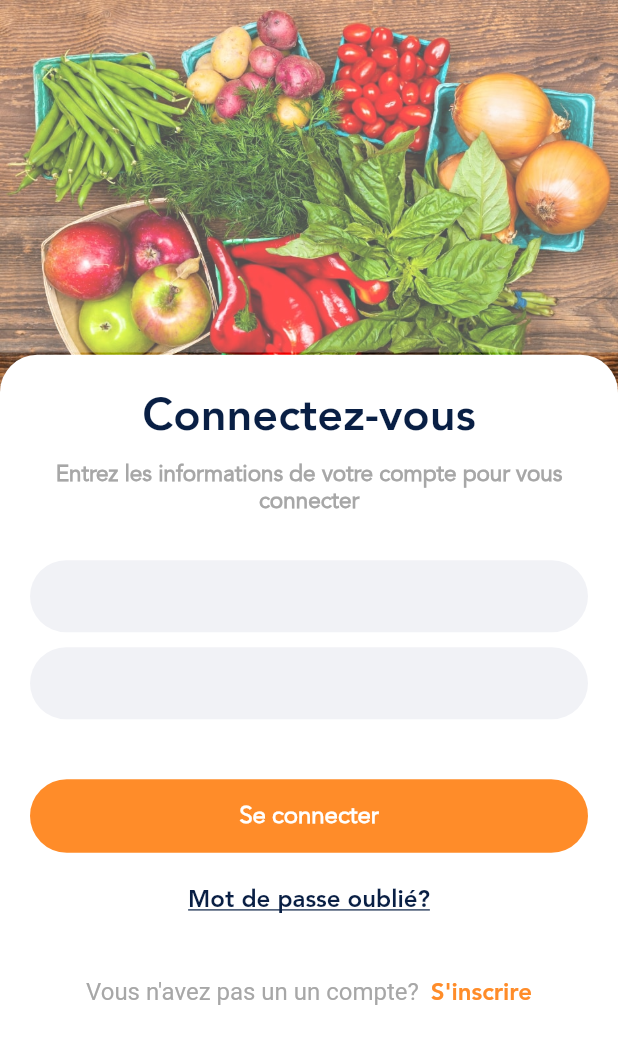
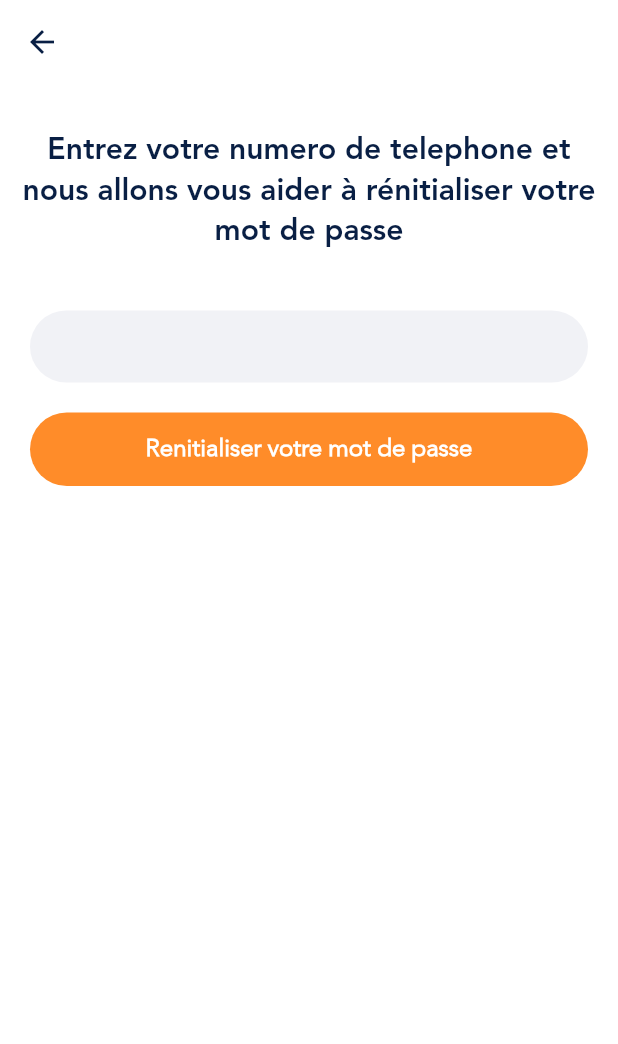
Before and after one commit to jowilf/restaurant-ui, a Flutter app: the screen it shows after launch, on a phone screen of 412 x 824 dp. Shown: the top 1044 px of the screen. Run offline on Flutter 3.47's test engine with Material 2 defaults, Android fonts, the phone set to English and light mode, and no system bars; our stand-ins replace pin_code_fields, rflutter_alert.

Commit message:
add forgot password page

```diff
--- a/lib/main.dart
+++ b/lib/main.dart
@@ -1,4 +1,5 @@
 import 'package:flutter/material.dart';
+import 'package:nekxolivro/ui/screens/ForgotPasswordPage.dart';
 import 'package:nekxolivro/ui/screens/LoginPage.dart';
 import 'package:nekxolivro/ui/screens/PhoneVerificationPage.dart';
 import 'package:nekxolivro/ui/screens/RegisterPage.dart';
@@ -52,7 +53,9 @@ class MyApp extends StatelessWidget {
     print('-----------------');
     switch (routeName) {
       case AppRoutes.root:
-        return LoginPage();
+        return ForgotPasswordPage();
+      case AppRoutes.forgotPassword:
+        return ForgotPasswordPage();
       case AppRoutes.login:
         return LoginPage();
       case AppRoutes.register:
--- /dev/null
+++ b/lib/ui/screens/ForgotPasswordPage.dart
@@ -0,0 +1,104 @@
+import 'package:flutter/cupertino.dart';
+import 'package:flutter/material.dart';
+import 'package:nekxolivro/ui/components/RoundEditText.dart';
+import 'package:nekxolivro/values/AppRoutes.dart';
+import 'package:nekxolivro/values/Palette.dart';
+import 'package:nekxolivro/values/Res.dart';
+import 'package:nekxolivro/values/StringRes.dart';
+import 'package:nekxolivro/values/Styles.dart';
+
+class ForgotPasswordPage extends StatefulWidget {
+  @override
+  State createState() => ForgotPasswordPageState();
+}
+
+class ForgotPasswordPageState extends State<ForgotPasswordPage> {
+  @override
+  Widget build(BuildContext context) {
+    return Scaffold(
+      backgroundColor: Palette.whiteBackGround,
+      body: SafeArea(
+        child: Stack(
+          children: <Widget>[
+            Container(
+              decoration: BoxDecoration(color: Colors.white),
+              height: double.infinity,
+            ),
+            SingleChildScrollView(
+              child: Column(
+                mainAxisSize: MainAxisSize.max,
+                children: <Widget>[
+                  SizedBox(
+                    height: 20,
+                  ),
+                  Container(
+                    padding: EdgeInsets.all(10),
+                    child: Text(
+                      StringRes.mot_de_passe_oublie_short_text,
+                      style: Styles.mediumBlueBlackTitle,
+                      textAlign: TextAlign.center,
+                    ),
+                  ),
+                  SizedBox(
+                    height: 30,
+                  ),
+                  RoundEditText(
+                    hintText: StringRes.phone,
+                    prefixText: StringRes.phone_code,
+                    inputType: TextInputType.phone,
+                  ),
+                  SizedBox(
+                    height: 20,
+                  ),
+                  Container(
+                    width: double.infinity,
+                    margin: EdgeInsets.symmetric(horizontal: 20),
+                    child: SizedBox(
+                      width: double.infinity,
+                      child: FlatButton(
+                          color: Palette.colorPrimary,
+                          shape: new RoundedRectangleBorder(
+                            borderRadius: new BorderRadius.circular(30),
+                          ),
+                          onPressed: () async {
+                            final result = await Navigator.pushNamed(
+                                context, AppRoutes.phoneVerification);
+                            print(result);
+                            if (result == true)
+                              Navigator.pushNamed(context, AppRoutes.login);
+                          },
+                          child: Container(
+                            padding: EdgeInsets.all(15),
+                            child: Text(
+                              StringRes.renitialiser_mot_de_passe,
+                              style: TextStyle(
+                                  color: Colors.white,
+                                  fontSize: 16,
+                                  fontFamily: StringRes.Avenir_Light,
+                                  fontWeight: FontWeight.bold),
+                            ),
+                          )),
+                    ),
+                  ),
+                ],
+              ),
+            ),
+          ],
+        ),
+      ),
+      appBar: AppBar(
+          centerTitle: false,
+          automaticallyImplyLeading: true,
+          elevation: 0.0,
+          backgroundColor: Colors.white,
+          title: Text(""),
+          leading: IconButton(
+            icon: Icon(
+              Res.backIcon,
+              color: Palette.colorBlueBlack,
+            ),
+            onPressed: () => Navigator.pop(context),
+          )),
+    );
+  }
+}
--- a/lib/ui/screens/LoginPage.dart
+++ b/lib/ui/screens/LoginPage.dart
@@ -120,7 +120,7 @@ class LoginPageState extends State<LoginPage> {
                             Material(
                               color: Colors.transparent,
                               child: InkWell(
-                                  onTap: () => null,
+                                  onTap: () => Navigator.pushNamed(context, AppRoutes.forgotPassword),
                                   child: Container(
                                     padding: EdgeInsets.all(10),
                                     child: Text(
--- a/lib/ui/screens/PhoneVerificationPage.dart
+++ b/lib/ui/screens/PhoneVerificationPage.dart
@@ -1,6 +1,5 @@
 import 'package:flutter/cupertino.dart';
 import 'package:flutter/material.dart';
-import 'package:nekxolivro/values/AppRoutes.dart';
 import 'package:nekxolivro/values/Palette.dart';
 import 'package:nekxolivro/values/Res.dart';
 import 'package:nekxolivro/values/StringRes.dart';
@@ -111,7 +110,7 @@ class PhoneVerificationPageState extends State<PhoneVerificationPage> {
                       shape: new RoundedRectangleBorder(
                         borderRadius: new BorderRadius.circular(30),
                       ),
-                      onPressed: () => null,
+                      onPressed: () => Navigator.pop(context, true),
                       child: Container(
                         padding: EdgeInsets.all(15),
                         child: Text(
@@ -128,7 +127,6 @@ class PhoneVerificationPageState extends State<PhoneVerificationPage> {
               SizedBox(
                 height: 30,
               ),
-
               Material(
                 color: Colors.transparent,
                 child: InkWell(
@@ -138,17 +136,14 @@ class PhoneVerificationPageState extends State<PhoneVerificationPage> {
                     child: RichText(
                       textAlign: TextAlign.center,
                       text: TextSpan(
-                        text:
-                        StringRes.vous_navez_pas_recu_code+"\n",
-                        style: TextStyle(
-                          fontSize: 14,
-                          color: Palette.greyText),
+                          text: StringRes.vous_navez_pas_recu_code + "\n",
+                          style:
+                              TextStyle(fontSize: 14, color: Palette.greyText),
                           children: [
                             TextSpan(
                               text: StringRes.renvoyer_code,
                               style: TextStyle(
-                              fontFamily:
-                              StringRes.Avenir_Heavy,
+                                  fontFamily: StringRes.Avenir_Heavy,
                                   color: Palette.colorPrimary),
                             )
                           ]),
--- a/lib/values/AppRoutes.dart
+++ b/lib/values/AppRoutes.dart
@@ -3,4 +3,5 @@ class AppRoutes {
   static const String login = "/login";
   static const String register = "/register";
   static const String phoneVerification = "/phoneVerification";
+  static const String forgotPassword = "/forgotPassword";
 }
--- a/lib/values/StringRes.dart
+++ b/lib/values/StringRes.dart
@@ -16,7 +16,10 @@ class StringRes {
   static const String verification_numero =
       "Vérification de votre numero de téléphone";
   static const String mot_de_passe_oublie = "Mot de passe oublié?";
+  static const String mot_de_passe_oublie_short_text = "Entrez votre numero de telephone et nous allons vous aider à rénitialiser votre mot de passe";
   static const String mot_de_passe = "Mot de passe";
+  static const String renitialiser_mot_de_passe =
+      "Renitialiser votre mot de passe";
   static const String email = "Email";
   static const String phone = "Numero de téléphone";
   static const String phone_code = "+229";
--- a/lib/values/Styles.dart
+++ b/lib/values/Styles.dart
@@ -4,6 +4,8 @@ import 'package:nekxolivro/values/Palette.dart';
 class Styles {
   static const hugeBlueBlackTitle = TextStyle(
       color: Palette.colorBlueBlack, fontFamily: "Avenir-Heavy", fontSize: 30);
+ static const mediumBlueBlackTitle = TextStyle(
+      color: Palette.colorBlueBlack, fontFamily: "Avenir-Heavy", fontSize: 20);
   static const smallTextGrey = TextStyle(color: Palette.greyText, fontSize: 15);
   static const smallTextGreyBold = TextStyle(color: Palette.greyText, fontSize: 15,fontWeight: FontWeight.bold);
 }
```
Lines whose indentation alone changed are shown as unchanged.
